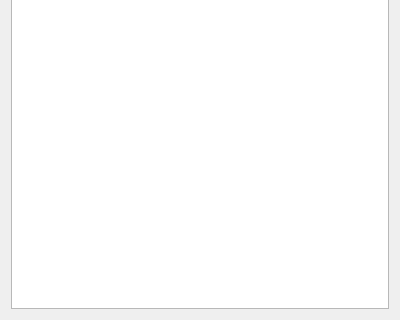
Qt form app/gui/statisticsdialog/statisticsdialog.ui (olerapx/VLSI-Designer) before a commit; both pictures show x 0 to 400 and y 280 to 600 of the 400 by 600 pixel window.
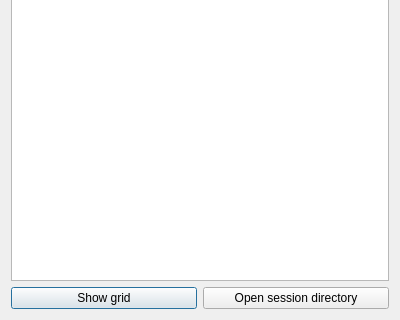
The same form after that commit.

Diff of the .ui file:
```diff
--- a/app/gui/statisticsdialog/statisticsdialog.ui
+++ b/app/gui/statisticsdialog/statisticsdialog.ui
@@ -25,6 +25,24 @@
      </property>
     </widget>
    </item>
+   <item>
+    <layout class="QHBoxLayout" name="horizontalLayout">
+     <item>
+      <widget class="QPushButton" name="openGridImageButton">
+       <property name="text">
+        <string>Show grid</string>
+       </property>
+      </widget>
+     </item>
+     <item>
+      <widget class="QPushButton" name="openSessionDirectoryButton">
+       <property name="text">
+        <string>Open session directory</string>
+       </property>
+      </widget>
+     </item>
+    </layout>
+   </item>
   </layout>
  </widget>
  <resources/>
```
